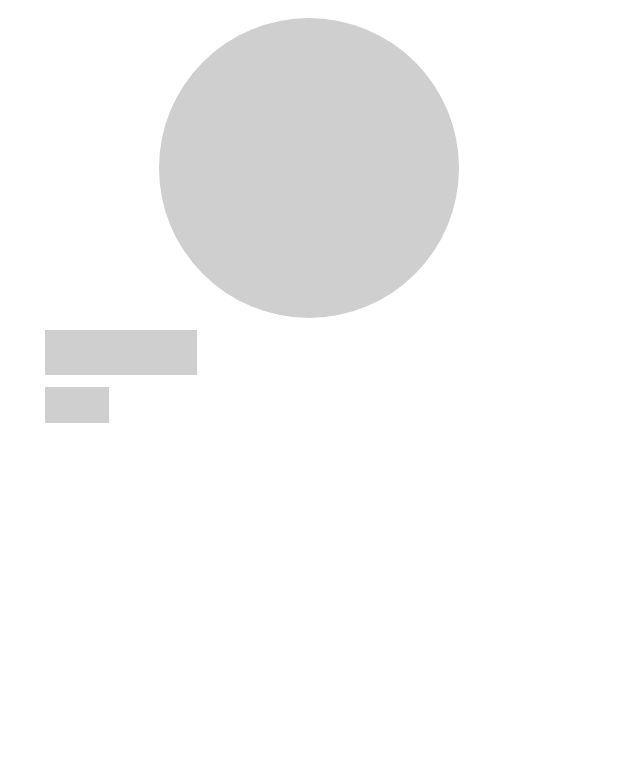
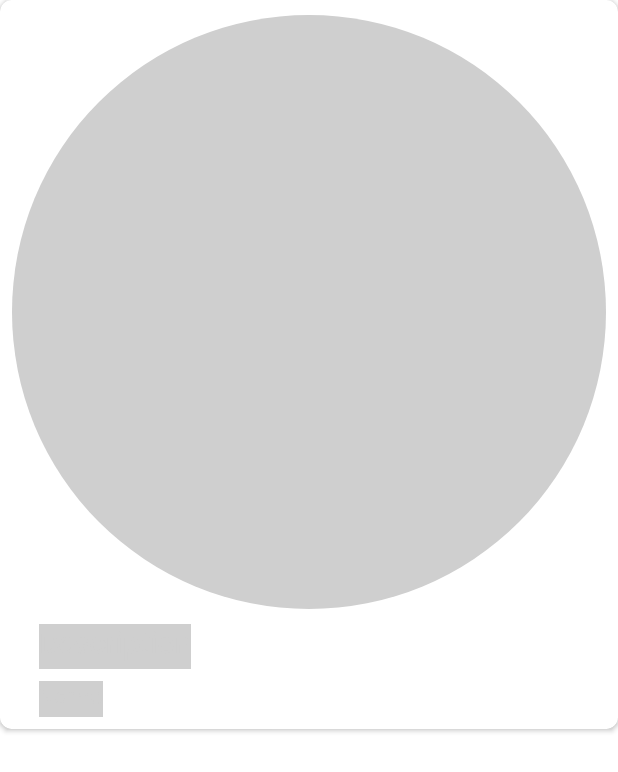
Before and after one commit to Teguhmr/Submission-Intermediate-Dicoding, an Android app: the layout story_layout_shimmer.xml on its own in the app's theme, with its tools: preview values and no code run, on a phone screen of 412 x 824 dp. Shown: the top 772 px of the screen. Run offline under Robolectric (Android 15) with nearby library versions, the phone set to English and light mode, and no system bars; plain views replace RoundedImageView.

```diff
--- a/app/src/main/java/com/dicoding/submissionintermediatedicoding/adapter/StoryAdapter.kt
+++ b/app/src/main/java/com/dicoding/submissionintermediatedicoding/adapter/StoryAdapter.kt
@@ -14,6 +14,7 @@ import com.dicoding.submissionintermediatedicoding.data.story.Story
 import com.dicoding.submissionintermediatedicoding.databinding.StoryLayoutBinding
 import com.dicoding.submissionintermediatedicoding.ui.detail.DetailActivity
 import com.dicoding.submissionintermediatedicoding.utils.Constants
+import com.dicoding.submissionintermediatedicoding.utils.TimeStamp
 
 class StoryAdapter : RecyclerView.Adapter<StoryAdapter.ViewHolder>() {
     private val listStoryData = ArrayList<Story>()
@@ -27,6 +28,7 @@ class StoryAdapter : RecyclerView.Adapter<StoryAdapter.ViewHolder>() {
 
                 tvStoryName.text = "by ${story.name}"
                 tvStoryDesc.text = story.description
+                tvTimeline.text = TimeStamp.getTimelineUpload(itemView.context, story.createdAt)
 
                 storyLayoutRoot.setOnClickListener{
                     val intent = Intent(itemView.context, DetailActivity::class.java)
@@ -39,9 +41,7 @@ class StoryAdapter : RecyclerView.Adapter<StoryAdapter.ViewHolder>() {
 
                     val optionsCompat : ActivityOptionsCompat = ActivityOptionsCompat.makeSceneTransitionAnimation(
                         itemView.context as Activity,
-                        Pair(storyImage, "photo"),
-                        Pair(tvStoryName, "name"),
-                        Pair(tvStoryDesc, "description")
+                        Pair(storyImage, "photo")
                     )
 
                     itemView.context.startActivity(intent, optionsCompat.toBundle())
--- a/app/src/main/java/com/dicoding/submissionintermediatedicoding/adapter/StoryCallback.kt
+++ b/app/src/main/java/com/dicoding/submissionintermediatedicoding/adapter/StoryCallback.kt
@@ -16,8 +16,4 @@ class StoryCallback(private val oldList: ArrayList<Story>, private val newList:
         return nameOld == nameNew && value == value1
     }
 
-    @Nullable
-    override fun getChangePayload(oldItemPosition: Int, newItemPosition: Int): Any? {
-        return super.getChangePayload(oldItemPosition, newItemPosition)
-    }
 }
--- a/app/src/main/java/com/dicoding/submissionintermediatedicoding/data/remote/ApiService.kt
+++ b/app/src/main/java/com/dicoding/submissionintermediatedicoding/data/remote/api/ApiService.kt
@@ -1,4 +1,4 @@
-package com.dicoding.submissionintermediatedicoding.data.remote
+package com.dicoding.submissionintermediatedicoding.data.remote.api
 
 
 import com.dicoding.submissionintermediatedicoding.data.auth.UserLoginResponse
--- a/app/src/main/java/com/dicoding/submissionintermediatedicoding/data/remote/RetrofitConfig.kt
+++ b/app/src/main/java/com/dicoding/submissionintermediatedicoding/data/remote/api/RetrofitConfig.kt
@@ -1,4 +1,4 @@
-package com.dicoding.submissionintermediatedicoding.data.remote
+package com.dicoding.submissionintermediatedicoding.data.remote.api
 
 
 import com.dicoding.submissionintermediatedicoding.BuildConfig
--- a/app/src/main/java/com/dicoding/submissionintermediatedicoding/utils/bottomsheet/BottomSheetDialogDetail.kt
+++ b/app/src/main/java/com/dicoding/submissionintermediatedicoding/utils/bottomsheet/BottomSheetDialogDetail.kt
@@ -15,7 +15,7 @@ class BottomSheetDialogDetail: BottomSheetDialogFragment() {
     override fun onViewCreated(view: View, savedInstanceState: Bundle?) {
         super.onViewCreated(view, savedInstanceState)
         val name = activity?.intent?.getStringExtra("NAME")
-        val desc = activity?.intent?.getStringExtra("DESC")
+        val desc = activity?.intent?.getStringExtra("DESCRIPTION")
 
         binding.apply {
             btnClose.setOnClickListener {
--- a/app/src/main/java/com/dicoding/submissionintermediatedicoding/viewmodel/AuthViewModel.kt
+++ b/app/src/main/java/com/dicoding/submissionintermediatedicoding/viewmodel/AuthViewModel.kt
@@ -6,7 +6,7 @@ import androidx.lifecycle.ViewModel
 import com.dicoding.submissionintermediatedicoding.data.auth.UserLoginResponse
 import com.dicoding.submissionintermediatedicoding.data.auth.UserLoginResult
 import com.dicoding.submissionintermediatedicoding.data.auth.UserRegisterResponse
-import com.dicoding.submissionintermediatedicoding.data.remote.RetrofitConfig
+import com.dicoding.submissionintermediatedicoding.data.remote.api.RetrofitConfig
 import com.dicoding.submissionintermediatedicoding.utils.Resource
 import retrofit2.Call
 import retrofit2.Callback
--- a/app/src/main/java/com/dicoding/submissionintermediatedicoding/viewmodel/StoriesViewModel.kt
+++ b/app/src/main/java/com/dicoding/submissionintermediatedicoding/viewmodel/StoriesViewModel.kt
@@ -3,7 +3,7 @@ package com.dicoding.submissionintermediatedicoding.viewmodel
 import androidx.lifecycle.LiveData
 import androidx.lifecycle.MutableLiveData
 import androidx.lifecycle.ViewModel
-import com.dicoding.submissionintermediatedicoding.data.remote.RetrofitConfig
+import com.dicoding.submissionintermediatedicoding.data.remote.api.RetrofitConfig
 import com.dicoding.submissionintermediatedicoding.data.story.Story
 import com.dicoding.submissionintermediatedicoding.data.story.StoryListResponse
 import com.dicoding.submissionintermediatedicoding.utils.Resource
--- a/app/src/main/java/com/dicoding/submissionintermediatedicoding/viewmodel/UploadImageViewModel.kt
+++ b/app/src/main/java/com/dicoding/submissionintermediatedicoding/viewmodel/UploadImageViewModel.kt
@@ -3,7 +3,7 @@ package com.dicoding.submissionintermediatedicoding.viewmodel
 import androidx.lifecycle.LiveData
 import androidx.lifecycle.MutableLiveData
 import androidx.lifecycle.ViewModel
-import com.dicoding.submissionintermediatedicoding.data.remote.RetrofitConfig
+import com.dicoding.submissionintermediatedicoding.data.remote.api.RetrofitConfig
 import com.dicoding.submissionintermediatedicoding.data.story.AddStoryResponse
 import com.dicoding.submissionintermediatedicoding.utils.Resource
 import okhttp3.MultipartBody
--- a/app/src/main/res/layout/story_layout_shimmer.xml
+++ b/app/src/main/res/layout/story_layout_shimmer.xml
@@ -5,9 +5,10 @@
     android:id="@+id/storyLayoutRoot"
     android:layout_width="match_parent"
     android:layout_height="wrap_content"
-    android:layout_margin="4dp"
     android:elevation="4dp"
-    app:cardCornerRadius="10dp">
+    app:cardCornerRadius="@dimen/_6sdp"
+    android:layout_marginBottom="@dimen/_16sdp"
+    >
 
     <androidx.constraintlayout.widget.ConstraintLayout
         android:layout_width="match_parent"
@@ -17,7 +18,7 @@
         <com.makeramen.roundedimageview.RoundedImageView
             android:id="@+id/story_image"
             android:layout_width="0dp"
-            android:layout_height="200dp"
+            android:layout_height="400dp"
             app:riv_corner_radius_top_right="@dimen/_10sdp"
             app:riv_corner_radius_top_left="@dimen/_10sdp"
             android:src="@color/grey"
--- a/app/src/main/res/values/strings.xml
+++ b/app/src/main/res/values/strings.xml
@@ -41,6 +41,12 @@
     <string name="language">Language</string>
     <string name="email_already">Email already taken</string>
     <string name="upload_failed">Upload Failed</string>
+    <string name="menu_maps">Maps</string>
+    <string name="const_text_seconds_ago">second ago</string>
+    <string name="const_text_minutes_ago">minutes ago</string>
+    <string name="const_text_hours_ago">hours ago</string>
+    <string name="const_text_days_ago">days ago</string>
+    <string name="upload_on">2 minutes ago</string>
 
 
 </resources>
```
Also changed, not shown: app/src/main/res/layout/story_layout.xml (+17 -4 lines), app/src/main/res/menu/main_menu.xml (+9 -1 lines), 1 other file.
